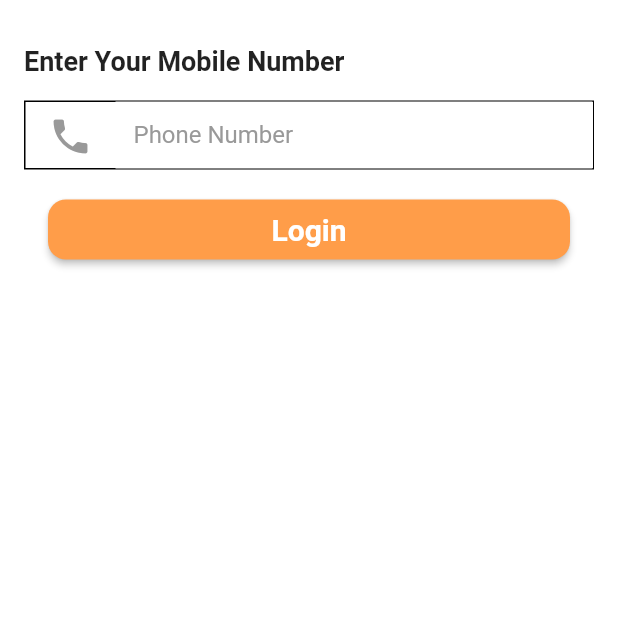
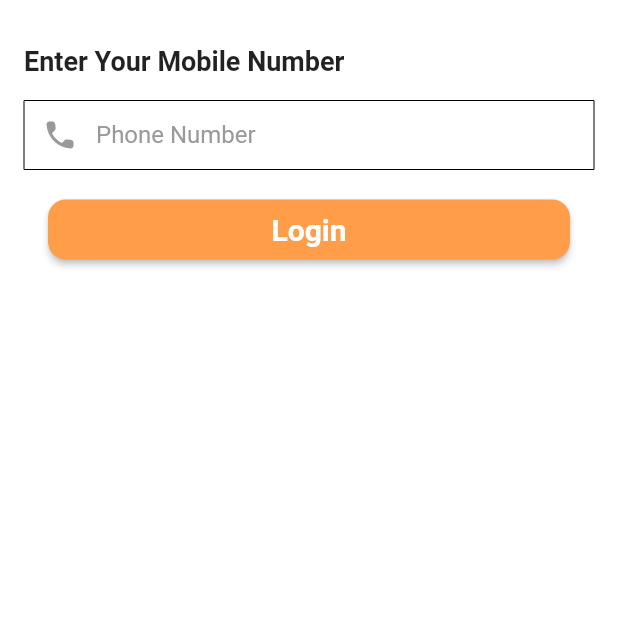
Before and after one commit to paishrikrishna/flutter_flow, a Flutter app: the screen it shows after launch, after a tap on "Click here to Log In", on a phone screen of 412 x 824 dp, the top half of it. Run offline on Flutter 3.47's test engine with Material 2 defaults, Android fonts, the phone set to English and light mode, and no system bars; drawn by our look-alikes of auto_size_text; our stand-ins replace built_collection, built_value, cloud_firestore, equatable, firebase_core, floating_bottom_navigation_bar and 7 more; missing offline and left inert: flutter_barcode_scanner, json_path, webviewx; accounts and stored records are empty; generated files the repository leaves out were written again.

Commit message:
Updating to latest FlutterFlow output.

```diff
--- a/lib/flutter_flow/flutter_flow_icon_button.dart
+++ /dev/null
@@ -1,49 +0,0 @@
-import 'package:flutter/material.dart';
-
-class FlutterFlowIconButton extends StatelessWidget {
-  const FlutterFlowIconButton(
-      {Key key,
-      this.borderColor,
-      this.borderRadius,
-      this.borderWidth,
-      this.buttonSize,
-      this.fillColor,
-      this.icon,
-      this.onPressed})
-      : super(key: key);
-
-  final double borderRadius;
-  final double buttonSize;
-  final Color fillColor;
-  final Color borderColor;
-  final double borderWidth;
-  final Widget icon;
-  final void Function() onPressed;
-
-  @override
-  Widget build(BuildContext context) => Material(
-        borderRadius:
-            borderRadius != null ? BorderRadius.circular(borderRadius) : null,
-        color: Colors.transparent,
-        clipBehavior: Clip.antiAlias,
-        child: Ink(
-          width: buttonSize,
-          height: buttonSize,
-          decoration: BoxDecoration(
-            color: fillColor,
-            border: Border.all(
-              color: borderColor ?? Colors.transparent,
-              width: borderWidth ?? 0,
-            ),
-            borderRadius: borderRadius != null
-                ? BorderRadius.circular(borderRadius)
-                : null,
-          ),
-          child: IconButton(
-            icon: icon,
-            onPressed: onPressed,
-            splashRadius: buttonSize,
-          ),
-        ),
-      );
-}
--- a/lib/login/login_widget.dart
+++ b/lib/login/login_widget.dart
@@ -1,7 +1,6 @@
 import '../backend/api_requests/api_calls.dart';
 import '../backend/backend.dart';
 import '../components/otp_veri_copy_widget.dart';
-import '../flutter_flow/flutter_flow_icon_button.dart';
 import '../flutter_flow/flutter_flow_theme.dart';
 import '../flutter_flow/flutter_flow_util.dart';
 import '../flutter_flow/flutter_flow_widgets.dart';
@@ -57,29 +56,12 @@ class _LoginWidgetState extends State<LoginWidget> {
                     height: 46,
                     decoration: BoxDecoration(
                       color: Colors.white,
-                      border: Border.all(
-                        color: Colors.black,
-                        width: 1,
-                      ),
                     ),
                     alignment: AlignmentDirectional(0, 0),
                     child: Row(
                       mainAxisSize: MainAxisSize.max,
                       mainAxisAlignment: MainAxisAlignment.center,
                       children: [
-                        FlutterFlowIconButton(
-                          borderColor: Colors.transparent,
-                          borderRadius: 30,
-                          buttonSize: 60,
-                          icon: Icon(
-                            Icons.local_phone,
-                            color: Color(0xFF999999),
-                            size: 30,
-                          ),
-                          onPressed: () {
-                            print('IconButton pressed ...');
-                          },
-                        ),
                         Expanded(
                           child: TextFormField(
                             controller: textController,
@@ -94,17 +76,21 @@ class _LoginWidgetState extends State<LoginWidget> {
                               ),
                               enabledBorder: OutlineInputBorder(
                                 borderSide: BorderSide(
-                                  color: Colors.white,
+                                  color: Colors.black,
                                   width: 0,
                                 ),
                                 borderRadius: BorderRadius.circular(0),
                               ),
                               focusedBorder: OutlineInputBorder(
                                 borderSide: BorderSide(
-                                  color: Colors.white,
+                                  color: Colors.black,
                                   width: 0,
                                 ),
                                 borderRadius: BorderRadius.circular(0),
+                              ),
+                              prefixIcon: Icon(
+                                Icons.phone_rounded,
+                                color: Color(0xFF999999),
                               ),
                             ),
                             style: GoogleFonts.getFont(
```
